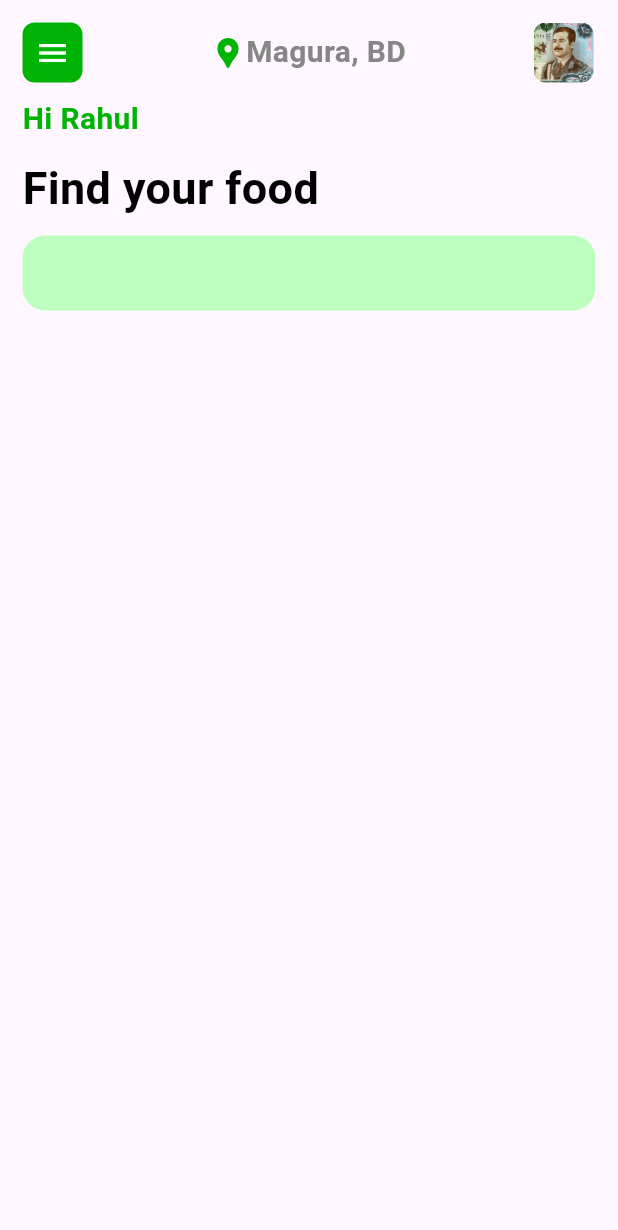
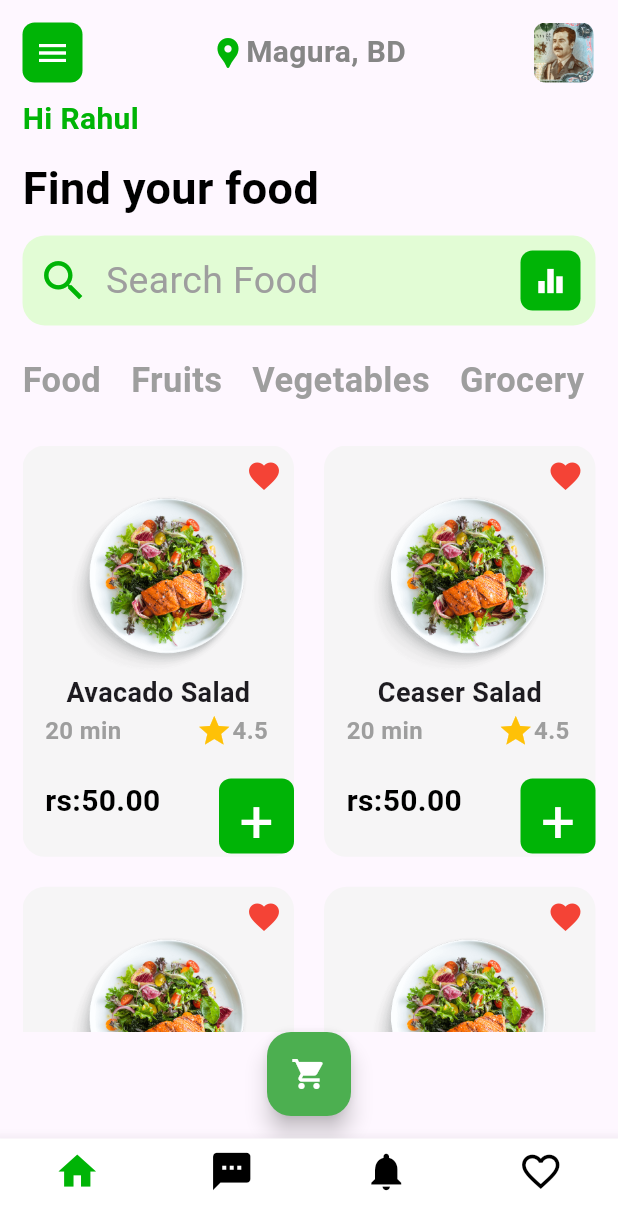
Before and after one commit to Darwynkjoy/food_delivery, a Flutter app: the screen it shows after launch, on a phone screen of 412 x 824 dp. Shown: the top 1230 px of the screen. Run offline on Flutter 3.47's test engine with Material 3 defaults, Android fonts, the phone set to English and light mode, and no system bars.

Commit message:
daily push

```diff
--- a/lib/homepage.dart
+++ b/lib/homepage.dart
@@ -4,6 +4,29 @@ class Homepage extends StatelessWidget{
   const Homepage({super.key});
   @override
   Widget build(BuildContext context){
+    List<Map> Data=[
+      {
+        "type":"Food",
+        "image":"assets/images/salad.png",
+        "name":"Avacado Salad",
+
+      },
+      {
+        "type":"Fruits",
+        "image":"assets/images/salad.png",
+        "name":"Ceaser Salad",
+      },
+      {
+        "type":"Vegetables",
+        "image":"assets/images/salad.png",
+        "name":"Burger",
+      },
+      {
+        "type":"Grocery",
+        "image":"assets/images/salad.png",
+        "name":"Fruits Salad ",
+      }
+    ];
     return Scaffold(
       body: Padding(
         padding: const EdgeInsets.all(15.0),
@@ -45,13 +68,122 @@ class Homepage extends StatelessWidget{
             SizedBox(height: 10,),
 
             Container(
-              height: 50,
+              padding: EdgeInsets.all(10),
+              height: 60,
               width: 400,
-              decoration: BoxDecoration(borderRadius: BorderRadius.circular(15),color: const Color.fromARGB(255, 188, 255, 190)),
+              decoration: BoxDecoration(borderRadius: BorderRadius.circular(15),color: Color.fromARGB(255, 226, 252, 213)),
+              child: Row(
+                mainAxisAlignment: MainAxisAlignment.spaceBetween,
+                children: [
+                  Icon(Icons.search,color: Color.fromARGB(255, 0, 180, 6),size: 35,),
+                  Text("Search Food             ",style: TextStyle(fontSize: 25,color: Colors.grey,),),
+                  SizedBox(width: 30,),
+                  Container(
+                  height: 40,
+                  width: 40,
+                  decoration: BoxDecoration(borderRadius: BorderRadius.circular(8),color: Color.fromARGB(255, 0, 180, 6),),
+                  child: Icon(Icons.equalizer,color: Colors.white,),
+                ),
+
+                ],
+              ),
             ),
+            SizedBox(height: 20,),
+            Container(
+              height: 30,
+              child: ListView.separated(
+                scrollDirection: Axis.horizontal,
+                itemBuilder: (context,index){
+                return Container(
+                  height: 20,
+                  child: Text(Data[index]["type"],style: TextStyle(fontSize: 23,color: Colors.grey,fontWeight: FontWeight.bold),),
+                );
+              },
+              separatorBuilder: (context,index){
+                return SizedBox(width: 20,);
+              },
+              itemCount: 4),
+            ),
+            SizedBox(height: 30,),
+            Expanded(
+              child: GridView.builder(gridDelegate: SliverGridDelegateWithFixedCrossAxisCount(crossAxisCount: 2,crossAxisSpacing: 20,mainAxisSpacing: 20,childAspectRatio: 0.66),itemCount: 4,
+              itemBuilder: (context,index){
+                return Container(
+                  decoration: BoxDecoration(borderRadius: BorderRadius.circular(15),color: const Color.fromARGB(203, 244, 244, 244)),
+                  child: Column(
+                    crossAxisAlignment: CrossAxisAlignment.start,
+                    children: [
+                       Padding(
+                         padding: const EdgeInsets.only(top: 8.0,right: 8),
+                         child: Row(mainAxisAlignment: MainAxisAlignment.end,
+                           children: [
+                             Icon(Icons.favorite,color: Colors.red,),
+                           ],
+                         ),
+                       ),
+                      Center(
+                        child: Container(
+                          height: 120,
+                          width: 120,
+                          child: Image(image: AssetImage(Data[index]["image"]))),
+                      ),
+                        Center(child: Text(Data[index]["name"],style: TextStyle(fontSize: 18,fontWeight: FontWeight.bold),)),
+
+                      Padding(
+                        padding: const EdgeInsets.only(left: 15.0,right: 15),
+                        child: Row(
+                          children: [
+                            Text("20 min",style: TextStyle(fontSize: 16,color: Colors.grey,fontWeight: FontWeight.bold),),
+
+                            SizedBox(width: 50,),
+
+                            Icon(Icons.star,color: Colors.amber,),
+                            Text("4.5",style: TextStyle(fontSize: 16,color: Colors.grey,fontWeight: FontWeight.bold),),
+                          ],
+                        ),
+                      ),
+
+                      Padding(
+                        padding: const EdgeInsets.only(left: 15.0),
+                        child: Row(mainAxisAlignment: MainAxisAlignment.spaceBetween,
+                          children: [
+                            Text("rs:50.00",style: TextStyle(fontSize: 20,color: Colors.black,fontWeight: FontWeight.bold),),
+
+                            Column(
+                              children: [
+                                SizedBox(height: 20,),
+                                Container(
+                                  height: 50,
+                                  width: 50,
+                                  decoration: BoxDecoration(borderRadius: BorderRadius.circular(8),color: Color.fromARGB(255, 0, 180, 6),),
+                                  child: Center(child: Text("+",style:TextStyle(fontSize: 40,color: Colors.white,))),
+                                  ),
+                              ],
+                            ),
+                          ],
+                        ),
+                      ),
+
+                    ],
+                  ),
+                );
+              }),
+            ),
+            Center(child: FloatingActionButton(backgroundColor: Colors.green,onPressed: (){},child: Icon(Icons.shopping_cart,color: Colors.white,),))
             ],
         ),
       ),
+      bottomNavigationBar: BottomNavigationBar(
+        type: BottomNavigationBarType.fixed,
+        backgroundColor: Colors.white,
+        selectedItemColor: Color.fromARGB(255, 0, 180, 6),
+        unselectedIconTheme: IconThemeData(color: Colors.black),
+        items: [
+          BottomNavigationBarItem(icon: Icon(Icons.home,size: 30,),label: "",),
+          BottomNavigationBarItem(icon: Icon(Icons.textsms,size: 30,),label: ""),
+          BottomNavigationBarItem(icon: Icon(Icons.notifications,size: 30,),label: ""),
+          BottomNavigationBarItem(icon: Icon(Icons.favorite_border_outlined,size: 30,),label: ""),
+        ]),
     );
   }
 }
```
